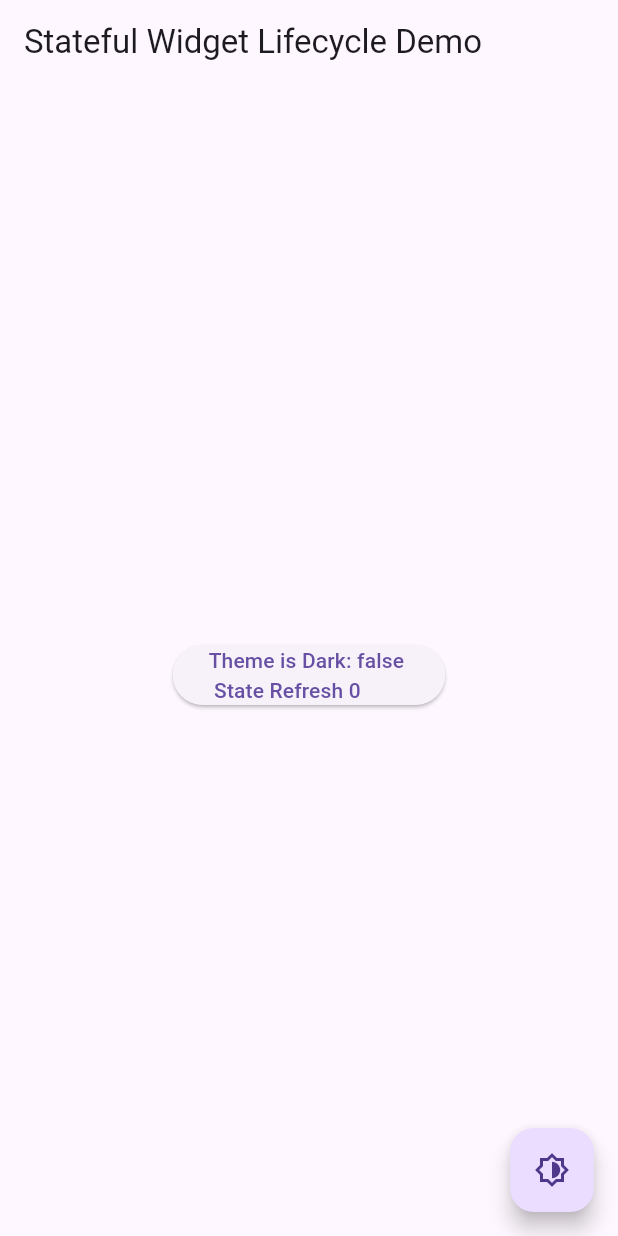
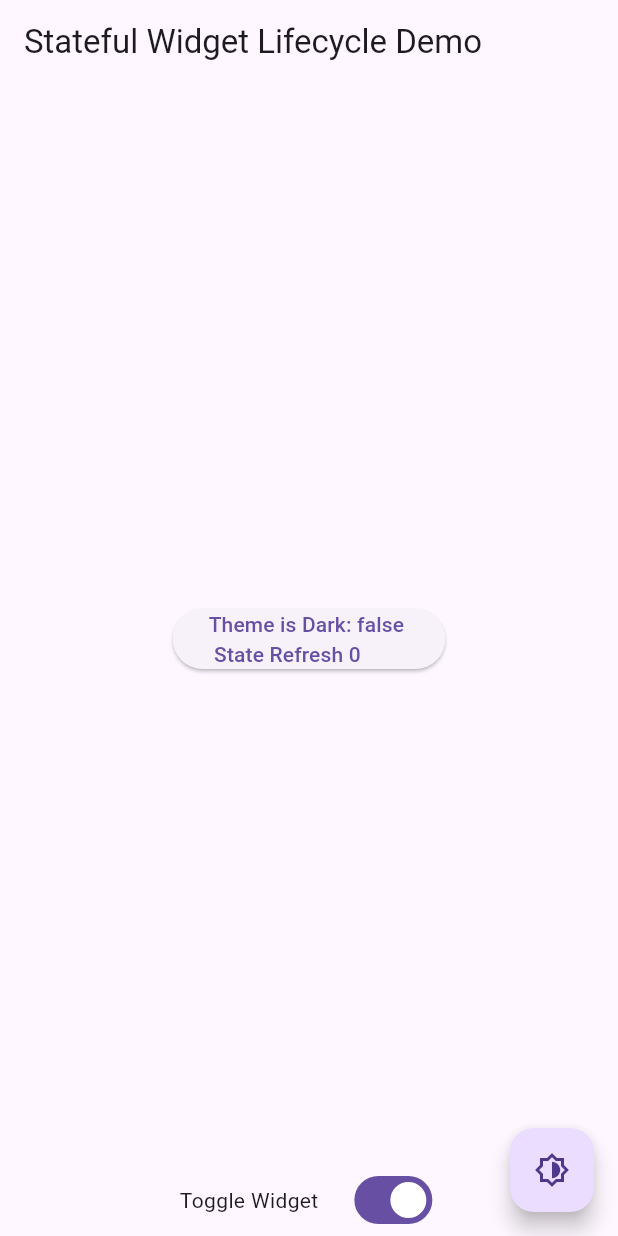
Before and after one commit to Mangesh20/square-tasks, a Flutter app: the screen it shows after launch, on a phone screen of 412 x 824 dp. Run offline on Flutter 3.47's test engine with Material 3 defaults, Android fonts, the phone set to English and light mode, and no system bars.

Commit message:
Demo1 - updated

```diff
--- a/lib/main.dart
+++ b/lib/main.dart
@@ -14,6 +14,7 @@ class MyApp extends StatefulWidget {
 
 class _MyAppState extends State<MyApp> {
   bool _isDarkTheme = false;
+  bool _showLifecycleDemo = true;
 
   void _toggleDarkTheme() {
     setState(() {
@@ -31,7 +32,34 @@ class _MyAppState extends State<MyApp> {
           appBar: AppBar(
             title: const Text('Stateful Widget Lifecycle Demo'),
           ),
-          body: LifecycleDemo(count: 0),
+          body: Column(
+            children: [
+              Expanded(
+                child: _showLifecycleDemo
+                    ? LifecycleDemo(count: 0)
+                    : const Center(
+                        child: Text('LifecycleDemo is hidden'),
+                      ),
+              ),
+              Row(
+                mainAxisAlignment: MainAxisAlignment.center,
+                children: [
+                  const Text('Toggle Widget'),
+                  const SizedBox(
+                    width: 20,
+                  ),
+                  Switch(
+                    value: _showLifecycleDemo,
+                    onChanged: (value) {
+                      setState(() {
+                        _showLifecycleDemo = value;
+                      });
+                    },
+                  ),
+                ],
+              ),
+            ],
+          ),
           floatingActionButton: FloatingActionButton(
             onPressed: _toggleDarkTheme,
             child: const Icon(
```
Also changed, not shown: 1 other file.
